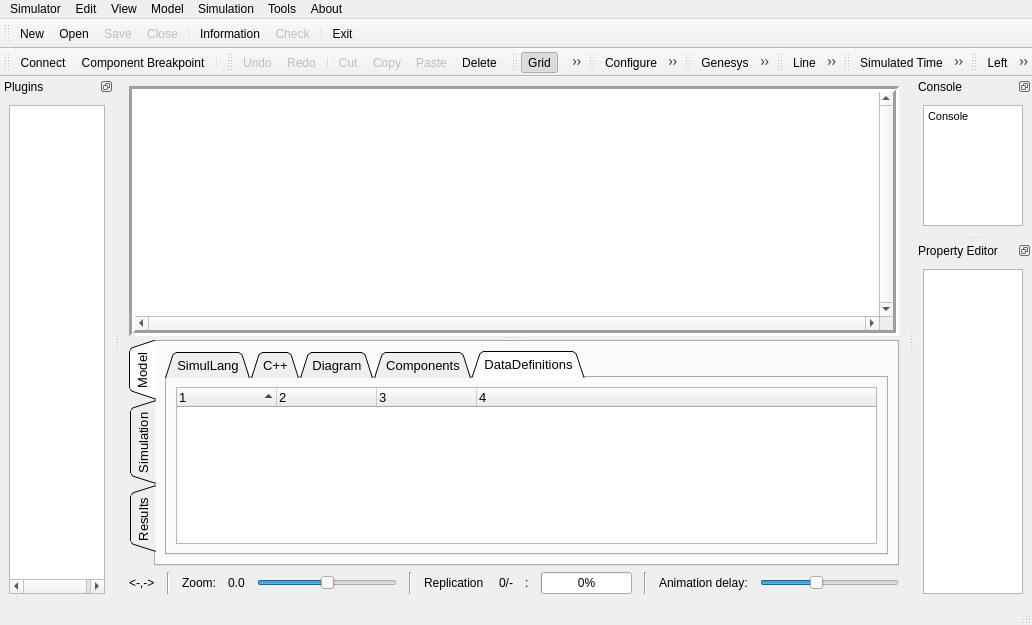
Old version of the form source/applications/gui/qt/GenesysQtGUI/mainwindow.ui in the repository rlcancian/Genesys-Simulator.
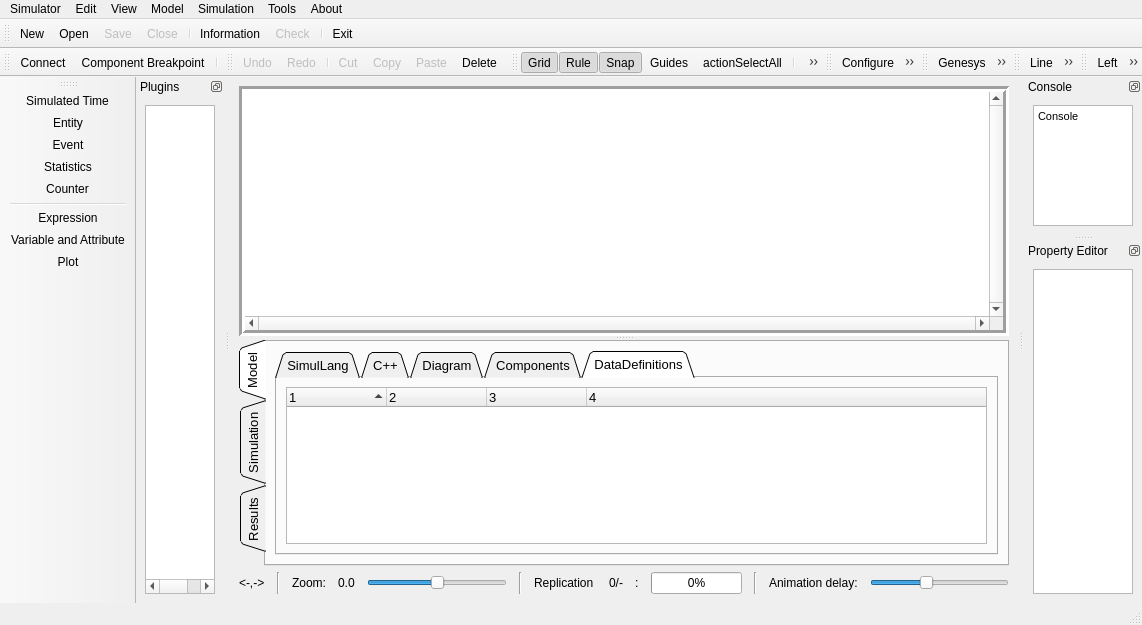
New version of the form. Icons and pictures are not drawn. Custom widgets are drawn as their Qt base class.

Patch:
```diff
--- a/source/applications/gui/qt/GenesysQtGUI/mainwindow.ui
+++ b/source/applications/gui/qt/GenesysQtGUI/mainwindow.ui
@@ -1332,7 +1332,7 @@
     <string>toolBar</string>
    </property>
    <attribute name="toolBarArea">
-    <enum>TopToolBarArea</enum>
+    <enum>LeftToolBarArea</enum>
    </attribute>
    <attribute name="toolBarBreak">
     <bool>false</bool>
```
